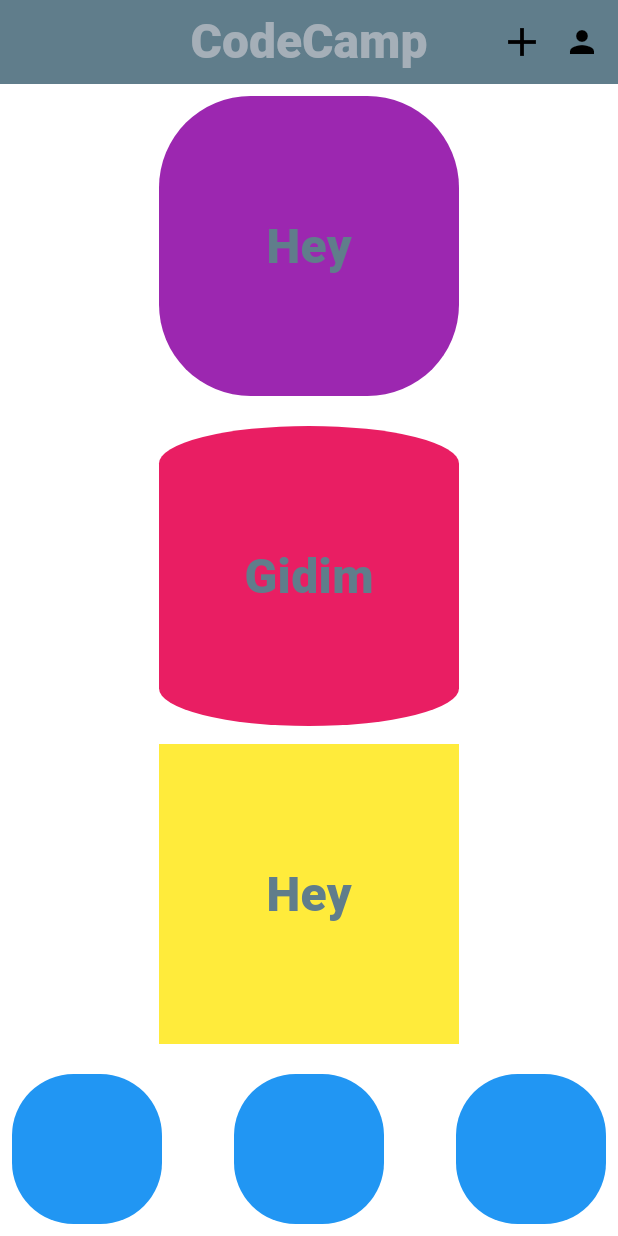
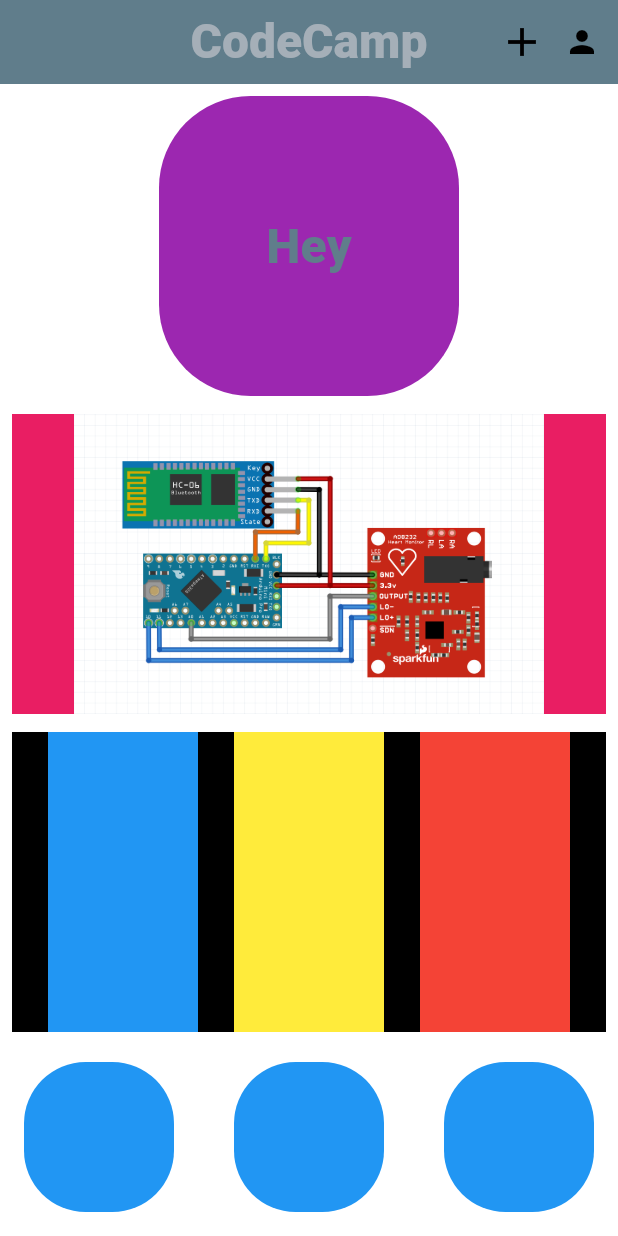
Before and after one commit to onurcansari/code_camp_flutter, a Flutter app: the screen it shows after launch, on a phone screen of 412 x 824 dp. Run offline on Flutter 3.47's test engine with Material 3 defaults, Android fonts, the phone set to English and light mode, and no system bars.

Commit message:
I made additions

```diff
--- a/lib/main.dart
+++ b/lib/main.dart
@@ -32,20 +32,21 @@ class CodeCampApp extends StatelessWidget {
             IconButton(
               onPressed: () {},
               icon: const Icon(Icons.person),
-                color: Colors.black),
+              color: Colors.black,
+            ),
           ],
         ),
         body: Container(
           height: double.infinity,
           width: double.infinity,
           decoration: const BoxDecoration(color: Colors.white),
+          child: Padding(
+            padding: const EdgeInsets.all(8.0),
             child: Column(
               mainAxisAlignment: MainAxisAlignment.spaceBetween,
               crossAxisAlignment: CrossAxisAlignment.center,
               children: [
-              Padding(
-                padding: const EdgeInsets.all(8.0),
-                child: Container(
+                Container(
                   height: 200,
                   width: 200,
                   decoration: const BoxDecoration(
@@ -62,35 +63,35 @@ class CodeCampApp extends StatelessWidget {
                     ),
                   ),
                 ),
+                Container(
+                  height: 200,
+                  width: double.infinity,
+                  decoration: const BoxDecoration(color: Colors.pink),
+                  child: Image(image: AssetImage("assets/images/devre.png")),
                 ),
                 Container(
+                  decoration: BoxDecoration(color: Colors.black),
                   height: 200,
-                width: 200,
-                decoration: const BoxDecoration(
-                    borderRadius: BorderRadius.all(Radius.elliptical(100, 25)),
-                    color: Colors.pink),
-                child: const Center(
-                  child: Text(
-                    "Gidim",
-                    style: TextStyle(
-                        color: Colors.blueGrey,
-                        fontSize: 32,
-                        fontWeight: FontWeight.w800),
-                  ),
-                ),
+                  width: double.infinity,
+                  child: Row(
+                    mainAxisAlignment: MainAxisAlignment.spaceEvenly,
+                    children: [
+                      Container(
+                        color: Colors.blue,
+                        height: 200,
+                        width: 100,
                       ),
                       Container(
+                        color: Colors.yellow,
                         height: 200,
-                width: 200,
-                color: Colors.yellow,
-                child: const Center(
-                  child: Text(
-                    "Hey",
-                    style: TextStyle(
-                        color: Colors.blueGrey,
-                        fontSize: 32,
-                        fontWeight: FontWeight.w800),
+                        width: 100,
                       ),
+                      Container(
+                        color: Colors.red,
+                        height: 200,
+                        width: 100,
+                      ),
+                    ],
                   ),
                 ),
                 Padding(
@@ -127,6 +128,7 @@ class CodeCampApp extends StatelessWidget {
             ),
           ),
         ),
+      ),
     );
   }
 }
--- /dev/null
+++ b/lib/pages/account.dart
@@ -0,0 +1,15 @@
+import 'package:flutter/material.dart';
+
+class accountPageScreen extends StatefulWidget {
+  const accountPageScreen({super.key});
+
+  @override
+  State<accountPageScreen> createState() => _accountPageScreenState();
+}
+
+class _accountPageScreenState extends State<accountPageScreen> {
+  @override
+  Widget build(BuildContext context) {
+    return Scaffold();
+  }
+}
--- a/pubspec.yaml
+++ b/pubspec.yaml
@@ -59,8 +59,8 @@ flutter:
   uses-material-design: true
 
   # To add assets to your application, add an assets section, like this:
-  # assets:
-  #   - images/a_dot_burr.jpeg
+  assets:
+    - assets/images/
   #   - images/a_dot_ham.jpeg
 
   # An image asset can refer to one or more resolution-specific "variants", see
```
Also changed, not shown: assets/images/devre.png (added). Lines whose indentation alone changed are shown as unchanged.
